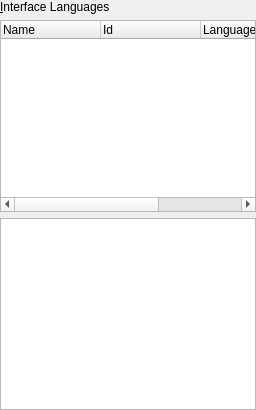
Above: src/VBox/Frontends/VirtualBox/src/settings/global/UIGlobalSettingsLanguage.ui from pop-os/virtualbox before the change. Below: the same form after it.
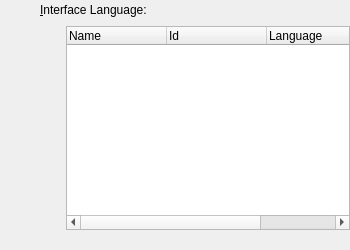
That is the form after the change. Custom widgets are drawn as their Qt base class.

```diff
--- a/src/VBox/Frontends/VirtualBox/src/settings/global/UIGlobalSettingsLanguage.ui
+++ b/src/VBox/Frontends/VirtualBox/src/settings/global/UIGlobalSettingsLanguage.ui
@@ -14,22 +14,74 @@
  </comment>
  <class>UIGlobalSettingsLanguage</class>
  <widget class="QWidget" name="UIGlobalSettingsLanguage">
+  <property name="geometry">
+   <rect>
+    <x>0</x>
+    <y>0</y>
+    <width>350</width>
+    <height>250</height>
+   </rect>
+  </property>
   <layout class="QGridLayout">
    <property name="margin">
     <number>0</number>
    </property>
    <item row="0" column="0">
-    <widget class="QILabelSeparator" native="1" name="m_pLanguageLabel">
+    <spacer>
+     <property name="orientation">
+      <enum>Qt::Horizontal</enum>
+     </property>
+     <property name="sizeType">
+      <enum>QSizePolicy::Fixed</enum>
+     </property>
+     <property name="sizeHint">
+      <size>
+       <width>40</width>
+       <height>20</height>
+      </size>
+     </property>
+    </spacer>
+   </item>
+   <item row="0" column="1" colspan="2">
+    <widget class="QLabel" name="m_pLanguageLabel">
      <property name="text">
-      <string>&amp;Interface Languages</string>
+      <string>&amp;Interface Language:</string>
      </property>
      <property name="buddy">
       <cstring>m_pLanguageTree</cstring>
      </property>
     </widget>
    </item>
-   <item row="1" column="0">
+   <item row="1" column="1">
+    <spacer>
+     <property name="orientation">
+      <enum>Qt::Horizontal</enum>
+     </property>
+     <property name="sizeType">
+      <enum>QSizePolicy::Fixed</enum>
+     </property>
+     <property name="sizeHint">
+      <size>
+       <width>20</width>
+       <height>0</height>
+      </size>
+     </property>
+    </spacer>
+   </item>
+   <item row="1" column="2">
     <widget class="QITreeWidget" name="m_pLanguageTree">
+     <property name="sizePolicy">
+      <sizepolicy vsizetype="Expanding" hsizetype="Expanding">
+       <horstretch>0</horstretch>
+       <verstretch>0</verstretch>
+      </sizepolicy>
+     </property>
+     <property name="minimumSize">
+      <size>
+       <width>0</width>
+       <height>150</height>
+      </size>
+     </property>
      <property name="whatsThis">
       <string>Lists all available user interface languages. The effective language is written in &lt;b>bold&lt;/b>. Select &lt;i>Default&lt;/i> to reset to the system default language.</string>
      </property>
@@ -58,8 +110,21 @@
      </column>
     </widget>
    </item>
-   <item row="2" column="0">
-    <widget class="QIRichTextLabel" name="m_pLanguageInfo"/>
+   <item row="2" column="2">
+    <widget class="QILabel" name="m_pLanguageInfo">
+     <property name="sizePolicy">
+      <sizepolicy vsizetype="Minimum" hsizetype="Expanding">
+       <horstretch>0</horstretch>
+       <verstretch>0</verstretch>
+      </sizepolicy>
+     </property>
+     <property name="alignment">
+      <set>Qt::AlignLeading|Qt::AlignLeft|Qt::AlignTop</set>
+     </property>
+     <property name="wordWrap">
+      <bool>true</bool>
+     </property>
+    </widget>
    </item>
   </layout>
  </widget>
@@ -70,12 +135,7 @@
    <header>QITreeWidget.h</header>
   </customwidget>
   <customwidget>
-   <class>QIRichTextLabel</class>
-   <extends>QTextEdit</extends>
-   <header>QIRichTextLabel.h</header>
-  </customwidget>
-  <customwidget>
-   <class>QILabelSeparator</class>
+   <class>QILabel</class>
    <extends>QLabel</extends>
    <header>QILabelSeparator.h</header>
   </customwidget>
```
Left out of the diff: 18 changed lines with no effect on the pictures.
